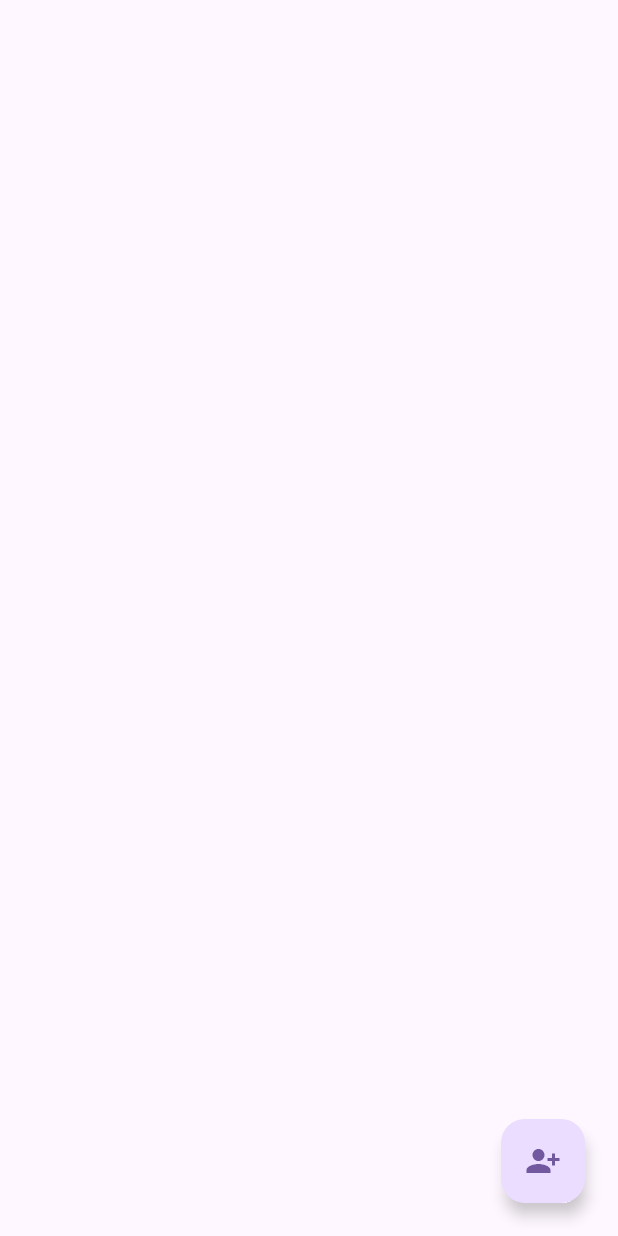
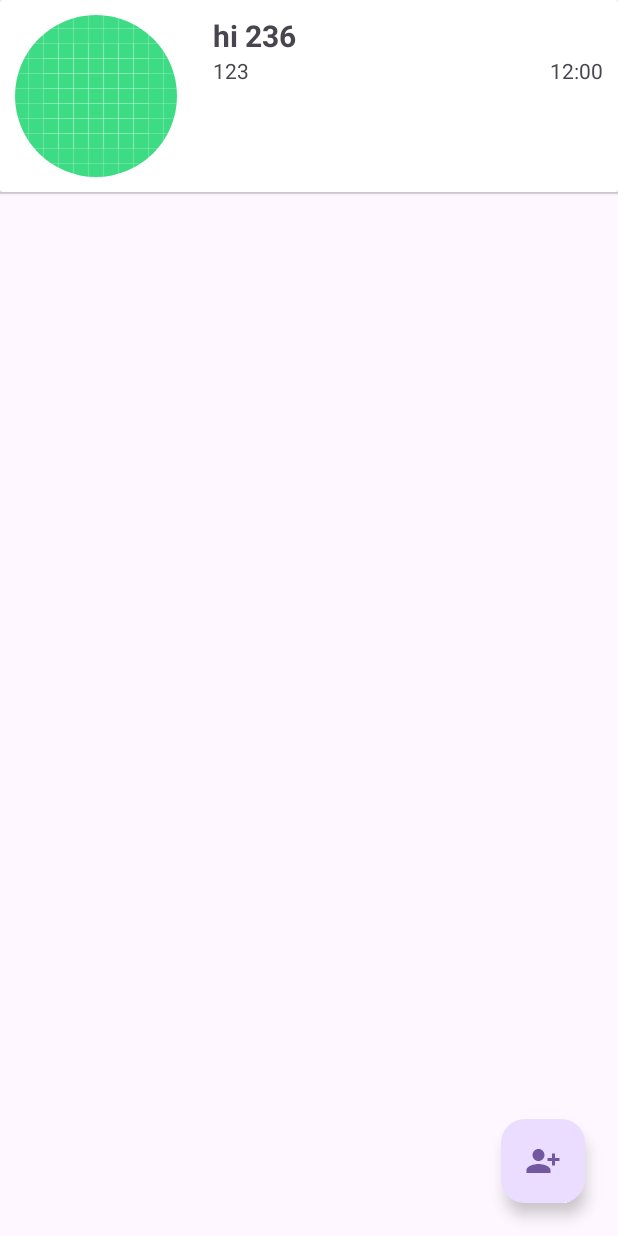
Before and after one commit to ishayasulin/Whatsup, an Android app: the Chats screen opened directly, with no data from a screen before it, on a phone screen of 412 x 824 dp. Run offline under Robolectric (Android 15) with nearby library versions, the phone set to English and light mode, and no system bars; our stand-ins replace Room's generated code.

Commit message:
chat demo add works

```diff
--- a/app/src/main/java/com/example/whatsup/activities/AddContact.java
+++ b/app/src/main/java/com/example/whatsup/activities/AddContact.java
@@ -11,33 +11,49 @@ import com.example.whatsup.data.AppDB;
 import com.example.whatsup.data.ContactDao;
 import com.example.whatsup.entities.Contact;
 
+import java.util.Random;
 
 public class AddContact extends AppCompatActivity {
     private AppDB db;
-    private Contact contact;
     ContactDao contactDao;
     private Button save;
+
     @Override
     protected void onCreate(Bundle savedInstanceState) {
         super.onCreate(savedInstanceState);
         setContentView(R.layout.activity_add_contact);
-        save = (Button) findViewById(R.id.btnSave2);
+        save = findViewById(R.id.btnSave2);
+        db = Room.databaseBuilder(getApplicationContext(), AppDB.class, "ContactDB")
+                .allowMainThreadQueries()
+                .fallbackToDestructiveMigration()
+                .build();
 
-        db = Room.databaseBuilder(getApplicationContext(), AppDB.class, "FooDB")
-                .allowMainThreadQueries().build();
         contactDao = db.contactDao();
         handleSave();
     }
 
     private void handleSave() {
         save.setOnClickListener(view -> {
-            //TODO - save contact
+            // Instance of random class
+            Random rand = new Random();
+            // Setting the upper bound to generate the
+            // random numbers in specific range
+            int upperbound = 500;
+            // Generating random values from 0 - 24
+            // using nextInt()
+            int int_random = rand.nextInt(upperbound);
+            String username = "hi " + int_random; // Get username from user input
+            String displayName = "123"; // Get display name from user input
+            String lastMessage = "123"; // Get last message from user input
+            String lastDate = "12:00"; // Get last date from user input
+            int profilePic = R.drawable.ic_launcher_background; // Get profile picture resource ID from user input
+
+            // Create a new Contact object
+            Contact contact = new Contact(username, displayName, lastMessage, lastDate, profilePic);
+
+            // Insert the contact into the database
+            contactDao.insert(contact);
             finish();
         });
     }
-
-    @Override
-    protected void onResume() {
-        super.onResume();
-    }
 }
--- a/app/src/main/java/com/example/whatsup/activities/Chats.java
+++ b/app/src/main/java/com/example/whatsup/activities/Chats.java
@@ -2,38 +2,40 @@ package com.example.whatsup.activities;
 
 import android.content.Intent;
 import android.os.Bundle;
-import android.widget.ArrayAdapter;
 import android.widget.ListView;
 
 import androidx.appcompat.app.AppCompatActivity;
 import androidx.room.Room;
 
 import com.example.whatsup.R;
+import com.example.whatsup.adapters.ContactAdapter;
 import com.example.whatsup.data.AppDB;
 import com.example.whatsup.data.ContactDao;
 import com.example.whatsup.entities.Contact;
 import com.google.android.material.floatingactionbutton.FloatingActionButton;
 
-import java.util.ArrayList;
 import java.util.List;
 
 public class Chats extends AppCompatActivity {
     private AppDB db;
-    private ListView lvPosts;
-    private List<String> contacts;
+    private ListView lvContacts;
     private List<Contact> dbContacts;
-    private ArrayAdapter<String> adapter;
+    private ContactAdapter adapter;
     private ContactDao contactDao;
     private FloatingActionButton add;
- @Override
+
+    @Override
     protected void onCreate(Bundle savedInstanceState) {
         super.onCreate(savedInstanceState);
         setContentView(R.layout.activity_chats);
-        add = (FloatingActionButton) findViewById(R.id.btnAdd);
-        db = Room.databaseBuilder(getApplicationContext(), AppDB.class, "FooDB")
-                .allowMainThreadQueries().build();
+        add = findViewById(R.id.btnAdd);
+        db = Room.databaseBuilder(getApplicationContext(), AppDB.class, "ContactDB")
+                .allowMainThreadQueries()
+                .fallbackToDestructiveMigration()
+                .build();
 
-     contactDao = db.contactDao();
+
+        contactDao = db.contactDao();
         handlePosts();
 
         add.setOnClickListener(view -> {
@@ -41,34 +43,32 @@ public class Chats extends AppCompatActivity {
             startActivity(intent);
         });
     }
+
     @Override
     protected void onResume() {
         super.onResume();
-        loadPosts();
+        handlePosts();
+        handlePosts();
     }
 
     private void handlePosts() {
-        lvPosts = findViewById(R.id.lvPosts);
-        contacts = new ArrayList<>();
-        adapter = new ArrayAdapter<>(this,android.R.layout.simple_list_item_1,contacts);
+        lvContacts = findViewById(R.id.lvContacts);
+        adapter = new ContactAdapter(dbContacts);
 
         loadPosts();
-        lvPosts.setAdapter(adapter);
-        lvPosts.setOnItemLongClickListener((adapterView, view, i, l) -> {
-            contacts.remove(i);
-            Contact contact = dbContacts.remove(i);
+        lvContacts.setAdapter(adapter);
+        lvContacts.setOnItemLongClickListener((adapterView, view, i, l) -> {
+            Contact contact = dbContacts.get(i);
             contactDao.delete(contact);
-            adapter.notifyDataSetChanged();
+            dbContacts.remove(i);
+            handlePosts();
             return true;
         });
+
     }
+
     private void loadPosts() {
-        contacts.clear();
         dbContacts = contactDao.getContacts();
-        for (Contact post : dbContacts){
-            contacts.add(post.getUsername() + "," + post.getDisplayName());
-        }
-
         adapter.notifyDataSetChanged();
     }
 }
--- a/app/src/main/java/com/example/whatsup/activities/Register.java
+++ b/app/src/main/java/com/example/whatsup/activities/Register.java
@@ -5,6 +5,7 @@ import android.net.Uri;
 import android.os.Bundle;
 import android.provider.MediaStore;
 import android.view.View;
+import android.widget.EditText;
 import android.widget.ImageButton;
 
 import androidx.appcompat.app.AppCompatActivity;
@@ -41,9 +42,26 @@ public class Register extends AppCompatActivity implements View.OnClickListener
 
     @Override
     public void onClick(View v) {
-        if(v == register){
-            Intent intent = new Intent(this, Chats.class);
-            startActivity(intent);
+        if (v == register) {
+            EditText passwordEditText = findViewById(R.id.passwordRegister);
+            EditText repeatPasswordEditText = findViewById(R.id.repeatPassword);
+
+            String password = passwordEditText.getText().toString().trim();
+            String repeatPassword = repeatPasswordEditText.getText().toString().trim();
+
+            if (password.length() >= 8 && password.length() <= 16) {
+                if (password.equals(repeatPassword)) {
+                    // Password is valid, proceed with registration
+                    Intent intent = new Intent(this, Chats.class);
+                    startActivity(intent);
+                } else {
+                    // Passwords do not match, show an error message
+                    repeatPasswordEditText.setError("Passwords do not match");
+                }
+            } else {
+                // Invalid password length, show an error message
+                passwordEditText.setError("Password length should be between 8 and 16 characters");
+            }
         }
     }
 }
--- /dev/null
+++ b/app/src/main/java/com/example/whatsup/adapters/ContactAdapter.java
@@ -0,0 +1,72 @@
+package com.example.whatsup.adapters;
+
+import android.view.LayoutInflater;
+import android.view.View;
+import android.view.ViewGroup;
+import android.widget.BaseAdapter;
+import android.widget.ImageView;
+import android.widget.TextView;
+
+import com.example.whatsup.R;
+import com.example.whatsup.entities.Contact;
+
+import java.util.List;
+
+public class ContactAdapter extends BaseAdapter {
+
+    List<Contact> contacts;
+
+    private class ViewHolder{
+        ImageView profile;
+        TextView name;
+        TextView message;
+        TextView date;
+    }
+
+    public ContactAdapter(List<Contact> posts) {
+        this.contacts = posts;
+    }
+
+    @Override
+    public int getCount() {
+        if(contacts == null) return 0;
+        return contacts.size();
+    }
+
+    @Override
+    public Object getItem(int position) { return contacts.get(position); }
+
+    @Override
+    public long getItemId(int position) {
+        return 0;
+    }
+
+    @Override
+    public View getView(int position, View convertView, ViewGroup parent) {
+
+        if (convertView == null) {
+            convertView = LayoutInflater.from(parent.getContext())
+                    .inflate(R.layout.chat, parent, false);
+
+            ViewHolder viewHolder = new ViewHolder();
+            viewHolder.profile = convertView.findViewById(R.id.contactImage);
+            viewHolder.name = convertView.findViewById(R.id.contactName);
+            viewHolder.message = convertView.findViewById(R.id.lastMessage);
+            viewHolder.date = convertView.findViewById(R.id.lastDate);
+
+            convertView.setTag(viewHolder);
+        }
+
+        Contact p = contacts.get(position);
+        ViewHolder viewHolder = (ViewHolder) convertView.getTag();
+        viewHolder.profile.setImageResource(p.getProfilePic());
+        viewHolder.name.setText(p.getUsername());
+        viewHolder.message.setText(p.getLastMessage());
+        viewHolder.date.setText(p.getLastDate());
+
+        return convertView;
+    }
+    public void setContacts(List<Contact> contacts) {
+        this.contacts = contacts;
+    }
+}
--- a/app/src/main/java/com/example/whatsup/data/AppDB.java
+++ b/app/src/main/java/com/example/whatsup/data/AppDB.java
@@ -5,7 +5,7 @@ import androidx.room.RoomDatabase;
 
 import com.example.whatsup.entities.Contact;
 
-@Database(entities = {Contact.class}, version = 1)
+@Database(entities = {Contact.class}, version = 3)
 public abstract class AppDB extends RoomDatabase {
     public abstract ContactDao contactDao();
 }
--- a/app/src/main/java/com/example/whatsup/entities/Contact.java
+++ b/app/src/main/java/com/example/whatsup/entities/Contact.java
@@ -9,12 +9,32 @@ public class Contact {
     @PrimaryKey
     @NonNull private String username;
     private String displayName;
+    private String lastMessage;
+    private String lastDate;
     private int profilePic;
 
-    public Contact(@NonNull String username, String displayName, int profilePic) {
+    public Contact(@NonNull String username, String displayName, String lastMessage, String lastDate, int profilePic) {
         this.username = username;
         this.displayName = displayName;
+        this.lastMessage = lastMessage;
+        this.lastDate = lastDate;
         this.profilePic = profilePic;
+    }
+
+    public String getLastMessage() {
+        return lastMessage;
+    }
+
+    public String getLastDate() {
+        return lastDate;
+    }
+
+    public void setLastMessage(String lastMessage) {
+        this.lastMessage = lastMessage;
+    }
+
+    public void setLastDate(String lastDate) {
+        this.lastDate = lastDate;
     }
 
     public String getUsername() {
--- /dev/null
+++ b/app/src/main/res/drawable/circular_background.xml
@@ -0,0 +1,8 @@
+<?xml version="1.0" encoding="utf-8"?>
+<shape xmlns:android="http://schemas.android.com/apk/res/android">
+    <solid android:color="@android:color/transparent" />
+    <corners android:radius="100dp" />
+    <stroke
+        android:width="2dp"
+        android:color="@android:color/white" />
+</shape>
--- a/app/src/main/res/layout/activity_chats.xml
+++ b/app/src/main/res/layout/activity_chats.xml
@@ -6,17 +6,20 @@
     android:layout_width="match_parent"
     android:layout_height="match_parent"
     tools:context=".activities.Chats">
+
     <androidx.swiperefreshlayout.widget.SwipeRefreshLayout
-        xmlns:android="http://schemas.android.com/apk/res/android"
         android:id="@+id/swiperefresh"
         android:layout_width="match_parent"
-        android:layout_height="match_parent">
-    <ListView
-        android:id="@+id/lvPosts"
-        android:layout_width="match_parent"
         android:layout_height="match_parent"
-        tools:layout_editor_absoluteX="165dp"
-        tools:layout_editor_absoluteY="32dp" />
+        tools:layout_editor_absoluteX="-23dp"
+        tools:layout_editor_absoluteY="219dp">
+
+        <ListView
+            android:id="@+id/lvContacts"
+            android:layout_width="match_parent"
+            android:layout_height="match_parent"
+            tools:layout_editor_absoluteX="165dp"
+            tools:layout_editor_absoluteY="32dp" />
     </androidx.swiperefreshlayout.widget.SwipeRefreshLayout>
 
     <com.google.android.material.floatingactionbutton.FloatingActionButton
--- a/app/src/main/res/layout/activity_register.xml
+++ b/app/src/main/res/layout/activity_register.xml
@@ -35,6 +35,7 @@
         <EditText
             android:id="@+id/passwordRegister"
             android:layout_marginTop="15dp"
+            android:inputType="textPassword"
             android:gravity="center"
             android:layout_width="250dp"
             android:layout_height="40dp"
@@ -44,6 +45,7 @@
         <EditText
             android:id="@+id/repeatPassword"
             android:layout_marginTop="15dp"
+            android:inputType="textPassword"
             android:gravity="center"
             android:layout_width="250dp"
             android:layout_height="40dp"
--- /dev/null
+++ b/app/src/main/res/layout/chat.xml
@@ -0,0 +1,68 @@
+<?xml version="1.0" encoding="utf-8"?>
+
+
+<androidx.cardview.widget.CardView xmlns:android="http://schemas.android.com/apk/res/android"
+    xmlns:app="http://schemas.android.com/apk/res-auto"
+    xmlns:tools="http://schemas.android.com/tools"
+    android:layout_width="match_parent"
+    android:layout_height="wrap_content"
+    android:layout_margin="2dp"
+    app:layout_constraintBottom_toBottomOf="parent"
+    app:layout_constraintEnd_toEndOf="parent"
+    app:layout_constraintStart_toStartOf="parent"
+    app:layout_constraintTop_toTopOf="parent">
+
+    <androidx.constraintlayout.widget.ConstraintLayout
+        android:layout_width="match_parent"
+        android:layout_height="wrap_content"
+        android:padding="10dp">
+
+
+        <ImageView
+            android:id="@+id/contactImage"
+            android:layout_width="wrap_content"
+            android:layout_height="wrap_content"
+            android:clipToOutline="true"
+            android:background="@drawable/circular_background"
+            app:layout_constraintBottom_toBottomOf="parent"
+            app:layout_constraintStart_toStartOf="parent"
+            app:layout_constraintTop_toTopOf="parent"
+            app:srcCompat="@android:mipmap/sym_def_app_icon" />
+
+        <TextView
+            android:id="@+id/contactName"
+            android:layout_width="wrap_content"
+            android:layout_height="wrap_content"
+            android:layout_marginStart="24dp"
+            android:textSize="20sp"
+            android:textStyle="bold"
+            app:layout_constraintStart_toEndOf="@+id/contactImage"
+            app:layout_constraintTop_toTopOf="@+id/contactImage"
+            tools:text="name" />
+
+        <LinearLayout
+            android:layout_width="0dp"
+            android:layout_height="wrap_content"
+            android:orientation="horizontal"
+            app:layout_constraintEnd_toEndOf="parent"
+            app:layout_constraintStart_toStartOf="@+id/contactName"
+            app:layout_constraintTop_toBottomOf="@+id/contactName">
+
+            <TextView
+                android:id="@+id/lastMessage"
+                android:layout_width="wrap_content"
+                android:layout_height="wrap_content"
+                android:layout_weight="1"
+                android:singleLine="true"
+                tools:text="last" />
+
+            <TextView
+                android:id="@+id/lastDate"
+                android:layout_width="wrap_content"
+                android:layout_height="wrap_content"
+                tools:text="date" />
+        </LinearLayout>
+
+    </androidx.constraintlayout.widget.ConstraintLayout>
+
+</androidx.cardview.widget.CardView>
```
